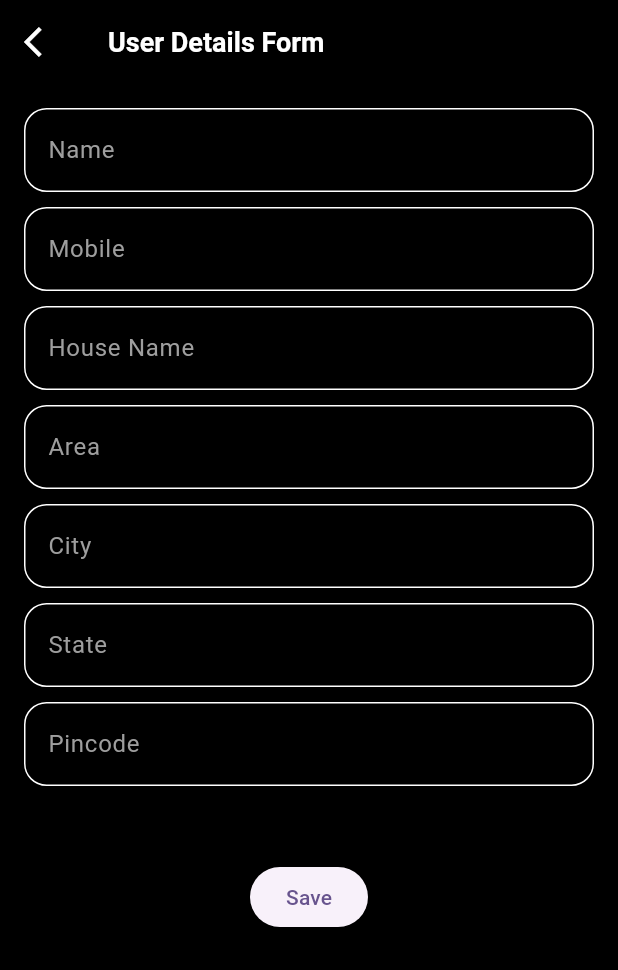
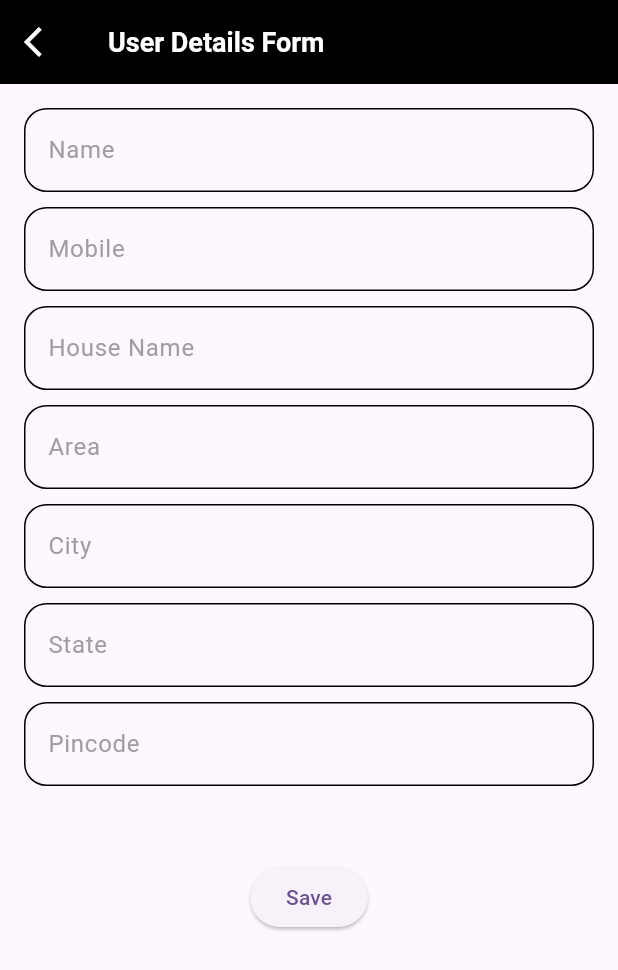
Before and after one commit to Salman4511/Glam_garb, a Flutter app: the CheckOutAddressScreen screen opened directly, after a tap on "Add Address", on a phone screen of 412 x 824 dp. Shown: the top 970 px of the screen. Run offline on Flutter 3.47's test engine with Material 3 defaults, Android fonts, the phone set to English and light mode, and no system bars; our stand-ins replace bloc, dio, flutter_bloc, flutter_markdown, fluttertoast, font_awesome_flutter and 5 more; missing offline and left inert: molten_navigationbar_flutter, razorpay_flutter; accounts and stored records are empty; network calls fail; project files that could hold a hidden picture were left out.

Commit message:
media query 3/4 completed

```diff
--- a/lib/Presentation/screens/authentication/login_screen.dart
+++ b/lib/Presentation/screens/authentication/login_screen.dart
@@ -132,14 +132,14 @@ class _LoginScreenState extends State<LoginScreen> {
                   padding: const EdgeInsets.only(top: 20),
                   child: BlocConsumer<AuthBloc, AuthBlocState>(
                     listener: (context, state) {
-                      if (state.loginUser != null) {
+
                         if (state.loginUser!.token != "") {
                           Navigator.pushReplacement(context, MaterialPageRoute(
                             builder: (context) {
                               return const navPage();
                             },
                           ));
-                        }
+
                       } else {
                         ScaffoldMessenger.of(context).showSnackBar(
                             const SnackBar(
--- a/lib/Presentation/screens/authentication/otp_verification.dart
+++ b/lib/Presentation/screens/authentication/otp_verification.dart
@@ -62,8 +62,10 @@ class _OTPScreenState extends State<OTPScreen> {
                       mainAxisAlignment: MainAxisAlignment.spaceBetween,
                       children: [
                         Text(
+
                           widget.email,
                           style: TextStyle(color: kwhite, fontSize: 16),
+                          overflow: TextOverflow.ellipsis,
                         ),
                         BlocConsumer<AuthBloc, AuthBlocState>(
                           listener: (context, state) {
--- a/lib/Presentation/screens/cart/cart_screen.dart
+++ b/lib/Presentation/screens/cart/cart_screen.dart
@@ -21,6 +21,7 @@ class _CartScreenState extends State<CartScreen> {
   bool visible2 = true;
   @override
   Widget build(BuildContext context) {
+    final size = MediaQuery.of(context).size;
     CartRepo repo = CartRepo();
 
     return Scaffold(
@@ -348,8 +349,8 @@ class _CartScreenState extends State<CartScreen> {
           },
         ),
         Positioned(
-          top: 580,
-          left: 85,
+          top: size.height*0.7,
+          left: size.width*0.2,
           child: Column(
             children: [
               BlocConsumer<CheckOutBloc, CheckOutState>(
--- a/lib/Presentation/screens/cart/check_out/check_out_screens/select_adress_screen.dart
+++ b/lib/Presentation/screens/cart/check_out/check_out_screens/select_adress_screen.dart
@@ -26,6 +26,7 @@ class _CheckOutAddressScreenState extends State<CheckOutAddressScreen> {
 
   @override
   Widget build(BuildContext context) {
+    final size = MediaQuery.of(context).size;
     CheckOutRepo repo = CheckOutRepo();
 
     return Scaffold(
@@ -77,6 +78,7 @@ class _CheckOutAddressScreenState extends State<CheckOutAddressScreen> {
             children: [
               Column(
                 children: [
+
                   Padding(
                     padding: const EdgeInsets.all(8.0),
                     child: SizedBox(
@@ -91,7 +93,7 @@ class _CheckOutAddressScreenState extends State<CheckOutAddressScreen> {
                           } else if (snapshot.hasError) {
                             return Text('Error: ${snapshot.error}');
                           } else if (!snapshot.hasData ||
-                              snapshot.data?.productsInCart == null) {
+                              snapshot.data?.userData == null) {
                             return Center(
                               child: Text(
                                 'No items found.',
@@ -113,7 +115,8 @@ class _CheckOutAddressScreenState extends State<CheckOutAddressScreen> {
                             return ListView.builder(
                               itemCount: 1,
                               itemBuilder: (context, index) {
-                                return GestureDetector(
+                                return
+                                 GestureDetector(
                                   onTap: () {
                                     setState(() {
                                       selectedCardIndex = index;
@@ -330,7 +333,7 @@ class _CheckOutAddressScreenState extends State<CheckOutAddressScreen> {
                 ],
               ),
               Positioned(
-                top: 550,
+                top: size.height*0.65,
                 child: CheckOutBottomButtonsWidget(
                   selectedAddressId: selectedAddressId,
                   name: name,
--- a/lib/Presentation/screens/cart/check_out/check_out_screens/widgets/bottom_buttons_widget.dart
+++ b/lib/Presentation/screens/cart/check_out/check_out_screens/widgets/bottom_buttons_widget.dart
@@ -37,13 +37,14 @@ class _CheckOutBottomButtonsWidgetState
     extends State<CheckOutBottomButtonsWidget> {
   @override
   Widget build(BuildContext context) {
+    final size = MediaQuery.of(context).size;
     return Row(
       children: [
         kwidth,
         ElevatedButton(
           style:  ButtonStyle(
             backgroundColor: MaterialStatePropertyAll(baseColor.shade400),
-            fixedSize: MaterialStatePropertyAll(Size(185, 50)),
+            fixedSize: MaterialStatePropertyAll(Size(160, 50)),
           ),
           onPressed: () {
             Navigator.push(
@@ -103,7 +104,7 @@ class _CheckOutBottomButtonsWidgetState
             return ElevatedButton(
               style:  ButtonStyle(
                 backgroundColor: MaterialStatePropertyAll(baseColor.shade900),
-                fixedSize: MaterialStatePropertyAll(Size(180, 50)),
+                fixedSize: MaterialStatePropertyAll(Size(160, 50)),
               ),
               onPressed: () {
                 context
--- a/lib/Presentation/screens/cart/check_out/check_out_screens/widgets/top_level_widget.dart
+++ b/lib/Presentation/screens/cart/check_out/check_out_screens/widgets/top_level_widget.dart
@@ -32,9 +32,12 @@ class TopLevelWidget extends StatefulWidget {
 class _TopLevelWidgetState extends State<TopLevelWidget> {
   @override
   Widget build(BuildContext context) {
+    final size = MediaQuery.of(context).size;
     return Row(
       children: [
-        kwidth45,
+        SizedBox(
+          width: size.width*0.08,
+        ),
         CircleAvatar(
           radius: widget.radius1,
           backgroundColor: widget.color1,
--- a/lib/Presentation/screens/category/category_screen.dart
+++ b/lib/Presentation/screens/category/category_screen.dart
@@ -103,7 +103,7 @@ class _CategoryScreenState extends State<CategoryScreen> {
                   ),
                   kwidth,
                   kwidth,
-                  kwidth,
+                  // kwidth,
                   CircleAvatar(
                     backgroundColor: baseColor,
                     radius: 23,
--- a/lib/Presentation/screens/category/widgets/category_product_card_widget.dart
+++ b/lib/Presentation/screens/category/widgets/category_product_card_widget.dart
@@ -30,6 +30,7 @@ class _ProductCardWidgetState extends State<ProductCardWidget> {
   WishListRepo repo = WishListRepo();
   @override
   Widget build(BuildContext context) {
+    final size = MediaQuery.of(context).size;
     var baseUrl = 'https://www.elegancestores.online/admin/assets/imgs/products/';
     return Stack(
       children: [
@@ -45,7 +46,7 @@ class _ProductCardWidgetState extends State<ProductCardWidget> {
         ),
         Positioned(
           top: 8,
-          left: 150,
+          left: size.width*0.4,
           child: BlocConsumer<WishlistBloc, WishlistState>(
             listener: (context, state) {
               // TODO: implement listener
@@ -108,7 +109,7 @@ class _ProductCardWidgetState extends State<ProductCardWidget> {
         ),
         Positioned(
           left: 8,
-          top: 140,
+          top: size.height*0.155,
           child: Container(
             decoration: BoxDecoration(
                 borderRadius: const BorderRadius.only(
--- a/lib/Presentation/screens/profile/address/add_address.dart
+++ b/lib/Presentation/screens/profile/address/add_address.dart
@@ -31,7 +31,7 @@ class _AddAddressScreenState extends State<AddAddressScreen> {
   @override
   Widget build(BuildContext context) {
     return Scaffold(
-      backgroundColor: kblackcolor,
+      // backgroundColor: kblackcolor,
       appBar: AppBar(
         title: Text(
           'User Details Form',
--- a/lib/Presentation/screens/profile/widgets/address_textfield_widget.dart
+++ b/lib/Presentation/screens/profile/widgets/address_textfield_widget.dart
@@ -18,17 +18,19 @@ class AdressTextFieldWidget extends StatelessWidget {
   @override
   Widget build(BuildContext context) {
     return TextFormField(
-      style: const TextStyle(color: kwhite),
+      style: const TextStyle(color: kblackcolor),
       controller: controller,
       decoration: InputDecoration(
           labelText: name,
           labelStyle: const TextStyle(color: Colors.grey),
           enabledBorder: OutlineInputBorder(
-              borderSide: const BorderSide(color: kwhite),
+              borderSide: const BorderSide(color: kblackcolor),
               borderRadius: BorderRadius.circular(15)),
           focusedBorder: OutlineInputBorder(
-              borderSide: const BorderSide(color: kwhite),
-              borderRadius: BorderRadius.circular(15))),
+              borderSide: const BorderSide(color: kblackcolor),
+              borderRadius: BorderRadius.circular(15))
+
+              ),
       validator: (value) {
         if (value == null || value.isEmpty) {
           return validationMessage;
--- a/lib/Presentation/widget/main_app_bar.dart
+++ b/lib/Presentation/widget/main_app_bar.dart
@@ -18,6 +18,7 @@ class _Main_app_barState extends State<Main_app_bar> {
 
   @override
   Widget build(BuildContext context) {
+    final size = MediaQuery.of(context).size;
     return Row(
       children: [
         // const Text('''Elevate Your Style,
@@ -26,7 +27,7 @@ class _Main_app_barState extends State<Main_app_bar> {
         //   color: kwhite,fontSize: 20,fontWeight: FontWeight.bold
         // ),),
         Container(
-          width: 80,
+          width: 60,
           height: 70,
           decoration: const BoxDecoration(
               image: DecorationImage(
```
Also changed, not shown: lib/Presentation/screens/cart/check_out/check_out_screens/order_summary_screen.dart (+9 -5 lines), lib/Presentation/screens/cart/widgets/cart_item_widget.dart (+6 -1 lines), lib/Presentation/screens/product/product_details_page.dart (+9 -6 lines), lib/Presentation/widget/menu_widget.dart (+7 -3 lines), lib/Presentation/screens/HomeScreen/widgets/product_card.dart (line endings or trailing spaces), 1 other file.
